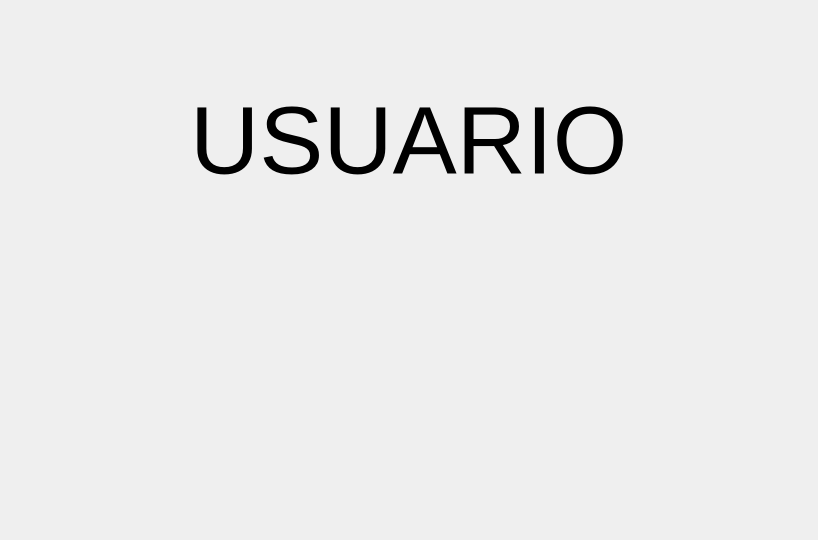
Before: the Qt Designer form src/views/ui/usuario.ui in avengetwist2/trabajo-final-logica, drawn with Qt 5.
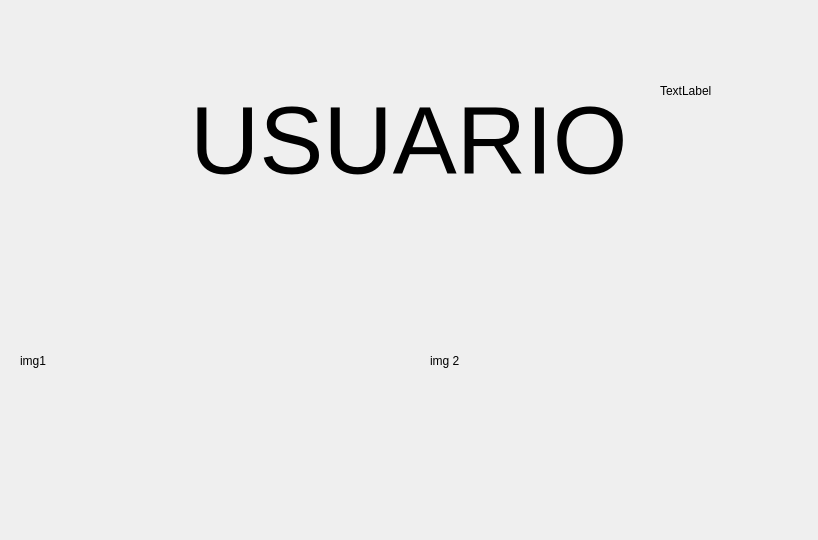
After: the same form once the commit is applied. Icons and pictures are not drawn.

Patch:
```diff
--- a/src/views/ui/usuario.ui
+++ b/src/views/ui/usuario.ui
@@ -31,6 +31,51 @@
     <string>USUARIO</string>
    </property>
   </widget>
+  <widget class="QLabel" name="img1">
+   <property name="geometry">
+    <rect>
+     <x>20</x>
+     <y>240</y>
+     <width>251</width>
+     <height>241</height>
+    </rect>
+   </property>
+   <property name="styleSheet">
+    <string notr="true">border-image: url(:/res/background.png);</string>
+   </property>
+   <property name="text">
+    <string>img1</string>
+   </property>
+  </widget>
+  <widget class="QLabel" name="img2">
+   <property name="geometry">
+    <rect>
+     <x>430</x>
+     <y>260</y>
+     <width>291</width>
+     <height>201</height>
+    </rect>
+   </property>
+   <property name="text">
+    <string>img 2</string>
+   </property>
+  </widget>
+  <widget class="QLabel" name="label_2">
+   <property name="geometry">
+    <rect>
+     <x>660</x>
+     <y>10</y>
+     <width>121</width>
+     <height>161</height>
+    </rect>
+   </property>
+   <property name="styleSheet">
+    <string notr="true">border-image: url(:/res/background.png);</string>
+   </property>
+   <property name="text">
+    <string>TextLabel</string>
+   </property>
+  </widget>
  </widget>
  <resources/>
  <connections/>
```
Left out of the diff: 4 changed lines with no effect on the pictures.
